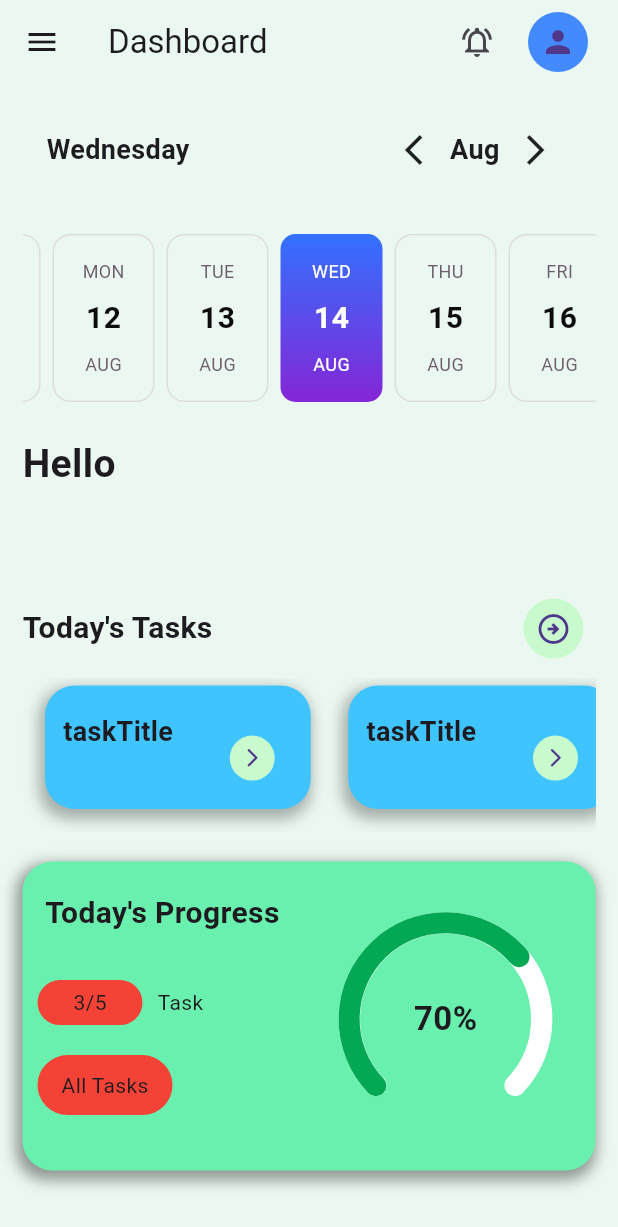
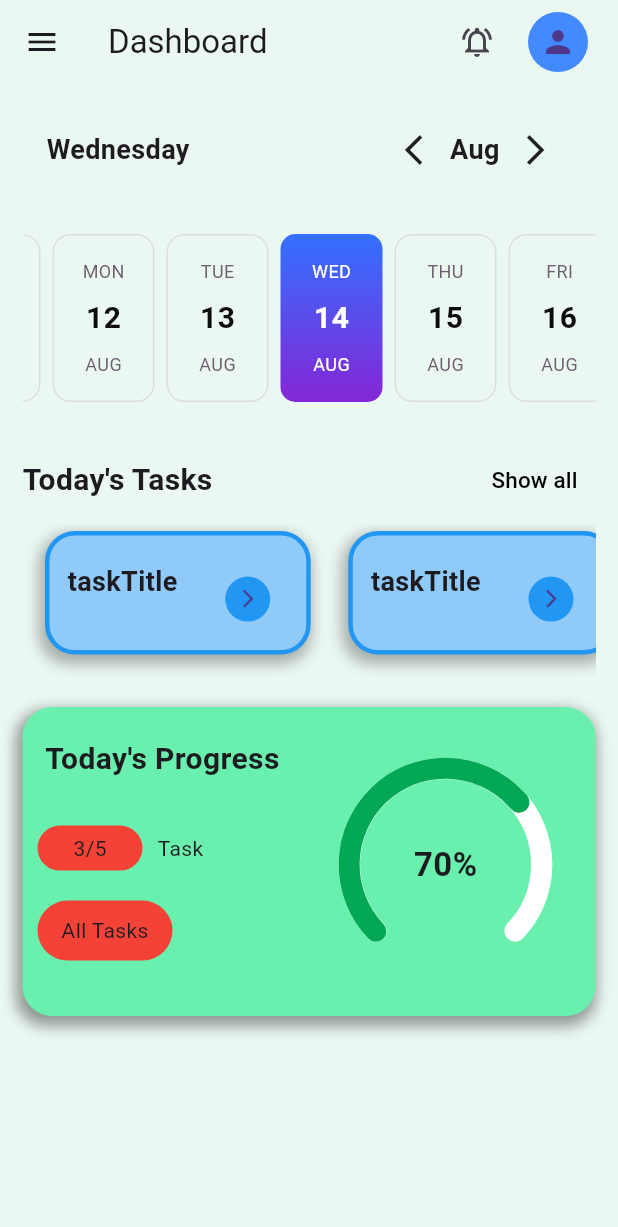
Before and after one commit to Anubhav1977/Internal_Business_Communication_System, a Flutter app: the screen it shows after launch, on a phone screen of 412 x 824 dp. Shown: the top 1227 px of the screen. Run offline on Flutter 3.47's test engine with Material 3 defaults, Android fonts, the phone set to English and light mode, and no system bars; drawn by our look-alikes of easy_date_timeline, syncfusion_flutter_gauges; our stand-ins replace animated_toggle_switch, flutter_bloc, font_awesome_flutter, shimmer, sqflite; missing offline and left inert: dart:ffi; accounts and stored records are empty.

Commit message:
Update - 14/8

```diff
--- a/lib/ProjectUtils/Utilities.dart
+++ b/lib/ProjectUtils/Utilities.dart
@@ -90,7 +90,8 @@ class Utility {
         height: MediaQuery.of(context).size.height * 0.1,
         margin: EdgeInsets.only(top: 5, bottom: 15),
         decoration: BoxDecoration(
-          color: Colors.lightBlueAccent,
+          color: Colors.blue.shade200,
+          border: Border.all(width: 3,color: Colors.blue),
           borderRadius: BorderRadius.all(
             Radius.circular(20),
           ),
@@ -127,8 +128,9 @@ class Utility {
                   },
                   icon: CircleAvatar(
                     radius: 15,
-                    backgroundColor: Theme.of(context).secondaryHeaderColor,
+                    backgroundColor: Colors.blue,
                     child: Icon(
+                      // color: ,
                       Icons.arrow_forward_ios_rounded,
                       size: 15,
                     ),
--- a/lib/screens/EmployeeDashboard.dart
+++ b/lib/screens/EmployeeDashboard.dart
@@ -98,31 +98,31 @@ class _EmployeeDashboardState extends State<EmployeeDashboard> {
                           todayHighlightStyle:
                               TodayHighlightStyle.withBackground),
                     ),
-                    SizedBox(height: 15,),
-                    Align(
-                      alignment: Alignment.centerLeft,
-                      child: Text(
-                        "Hello",
-                        style: TextStyle(
-                          fontWeight: FontWeight.bold,
-                          fontSize: 26,
-                        ),
-                      ),
-                    ),
-                    Align(
-                      alignment: Alignment.centerLeft,
-                      child: Text(
-                        "$empName",
-                        style: TextStyle(
-                          fontWeight: FontWeight.bold,
-                          fontStyle: FontStyle.italic,
-                          fontSize: 26,
-                        ),
-                      ),
-                    ),
-                    SizedBox(
-                      height: 25,
-                    ),
+                    SizedBox(height: 20,),
+                    // Align(
+                    //   alignment: Alignment.centerLeft,
+                    //   child: Text(
+                    //     "Hello",
+                    //     style: TextStyle(
+                    //       fontWeight: FontWeight.bold,
+                    //       fontSize: 26,
+                    //     ),
+                    //   ),
+                    // ),
+                    // Align(
+                    //   alignment: Alignment.centerLeft,
+                    //   child: Text(
+                    //     "$empName",
+                    //     style: TextStyle(
+                    //       fontWeight: FontWeight.bold,
+                    //       fontStyle: FontStyle.italic,
+                    //       fontSize: 26,
+                    //     ),
+                    //   ),
+                    // ),
+                    // SizedBox(
+                    //   height: 25,
+                    // ),
                     Container(
                       padding: EdgeInsets.only(bottom: 10),
                       // color: Colors.red,
@@ -140,14 +140,11 @@ class _EmployeeDashboardState extends State<EmployeeDashboard> {
                                       fontSize: 20),
                                 ),
                               ),
-                              IconButton(
+                              TextButton(
                                 onPressed: () {},
-                                icon: CircleAvatar(
-                                  backgroundColor:
-                                      Theme.of(context).secondaryHeaderColor,
-                                  child:
-                                      Icon(Icons.arrow_circle_right_outlined),
-                                ),
+                                child: Text("Show all",style: TextStyle(
+                                  color: Colors.black,fontSize: 15
+                                ),)
                               )
                             ],
                           ),
```
